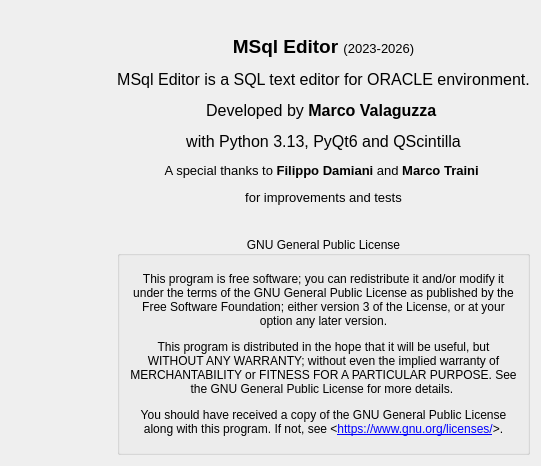
Old version of the form source/qtdesigner/program_info_ui.ui in the repository MValaguz/MSql.
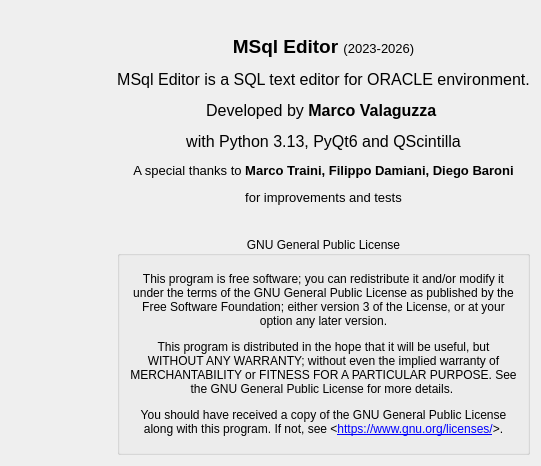
New version of the form. Icons and pictures are not drawn.

What changed in the file:
```diff
--- a/source/qtdesigner/program_info_ui.ui
+++ b/source/qtdesigner/program_info_ui.ui
@@ -34,7 +34,7 @@
      <item>
       <widget class="QLabel" name="label_2">
        <property name="text">
-        <string>&lt;html&gt;&lt;head/&gt;&lt;body&gt;&lt;p align=&quot;center&quot;&gt;&lt;span style=&quot; font-size:14pt; font-weight:600;&quot;&gt;MSql Editor &lt;/span&gt;&lt;span style=&quot; font-size:10pt;&quot;&gt;(2023-2026)&lt;/span&gt;&lt;/p&gt;&lt;p align=&quot;center&quot;&gt;&lt;span style=&quot; font-size:12pt;&quot;&gt;MSql Editor is a SQL text editor for ORACLE environment.&lt;/span&gt;&lt;/p&gt;&lt;p align=&quot;center&quot;&gt;&lt;span style=&quot; font-size:12pt;&quot;&gt;Developed by &lt;/span&gt;&lt;span style=&quot; font-size:12pt; font-weight:600;&quot;&gt;Marco Valaguzza &lt;/span&gt;&lt;/p&gt;&lt;p align=&quot;center&quot;&gt;&lt;span style=&quot; font-size:12pt;&quot;&gt;with Python 3.13, PyQt6 and QScintilla&lt;/span&gt;&lt;/p&gt;&lt;p align=&quot;center&quot;&gt;&lt;span style=&quot; font-size:10pt;&quot;&gt;A special thanks to &lt;/span&gt;&lt;span style=&quot; font-size:10pt; font-weight:600;&quot;&gt;Filippo Damiani&lt;/span&gt;&lt;span style=&quot; font-size:10pt;&quot;&gt; and &lt;/span&gt;&lt;span style=&quot; font-size:10pt; font-weight:600;&quot;&gt;Marco Traini &lt;/span&gt;&lt;/p&gt;&lt;p align=&quot;center&quot;&gt;&lt;span style=&quot; font-size:10pt;&quot;&gt;for improvements and tests&lt;/span&gt;&lt;/p&gt;&lt;/body&gt;&lt;/html&gt;</string>
+        <string>&lt;html&gt;&lt;head/&gt;&lt;body&gt;&lt;p align=&quot;center&quot;&gt;&lt;span style=&quot; font-size:14pt; font-weight:600;&quot;&gt;MSql Editor &lt;/span&gt;&lt;span style=&quot; font-size:10pt;&quot;&gt;(2023-2026)&lt;/span&gt;&lt;/p&gt;&lt;p align=&quot;center&quot;&gt;&lt;span style=&quot; font-size:12pt;&quot;&gt;MSql Editor is a SQL text editor for ORACLE environment.&lt;/span&gt;&lt;/p&gt;&lt;p align=&quot;center&quot;&gt;&lt;span style=&quot; font-size:12pt;&quot;&gt;Developed by &lt;/span&gt;&lt;span style=&quot; font-size:12pt; font-weight:600;&quot;&gt;Marco Valaguzza &lt;/span&gt;&lt;/p&gt;&lt;p align=&quot;center&quot;&gt;&lt;span style=&quot; font-size:12pt;&quot;&gt;with Python 3.13, PyQt6 and QScintilla&lt;/span&gt;&lt;/p&gt;&lt;p align=&quot;center&quot;&gt;&lt;span style=&quot; font-size:10pt;&quot;&gt;A special thanks to &lt;/span&gt;&lt;span style=&quot; font-size:10pt; font-weight:600;&quot;&gt;Marco Traini, Filippo Damiani, Diego Baroni&lt;/span&gt;&lt;span style=&quot; font-size:10pt;&quot;/&gt;&lt;/p&gt;&lt;p align=&quot;center&quot;&gt;&lt;span style=&quot; font-size:10pt;&quot;&gt;for improvements and tests&lt;/span&gt;&lt;/p&gt;&lt;/body&gt;&lt;/html&gt;</string>
        </property>
        <property name="alignment">
         <set>Qt::AlignLeading|Qt::AlignLeft|Qt::AlignVCenter</set>
```
